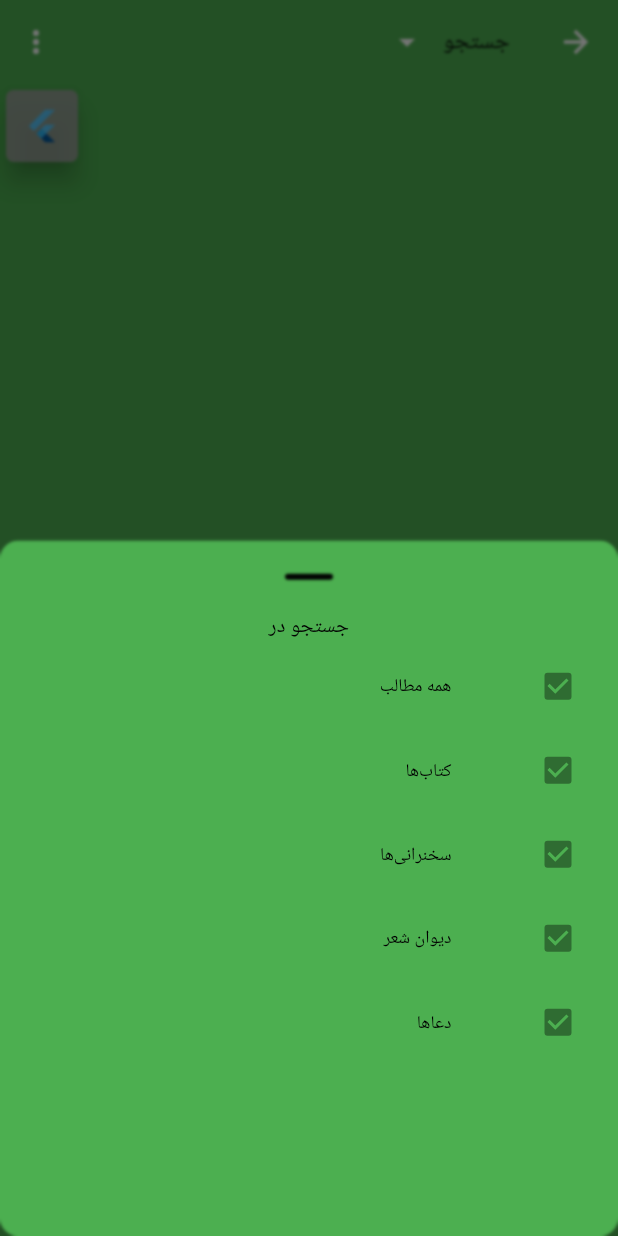
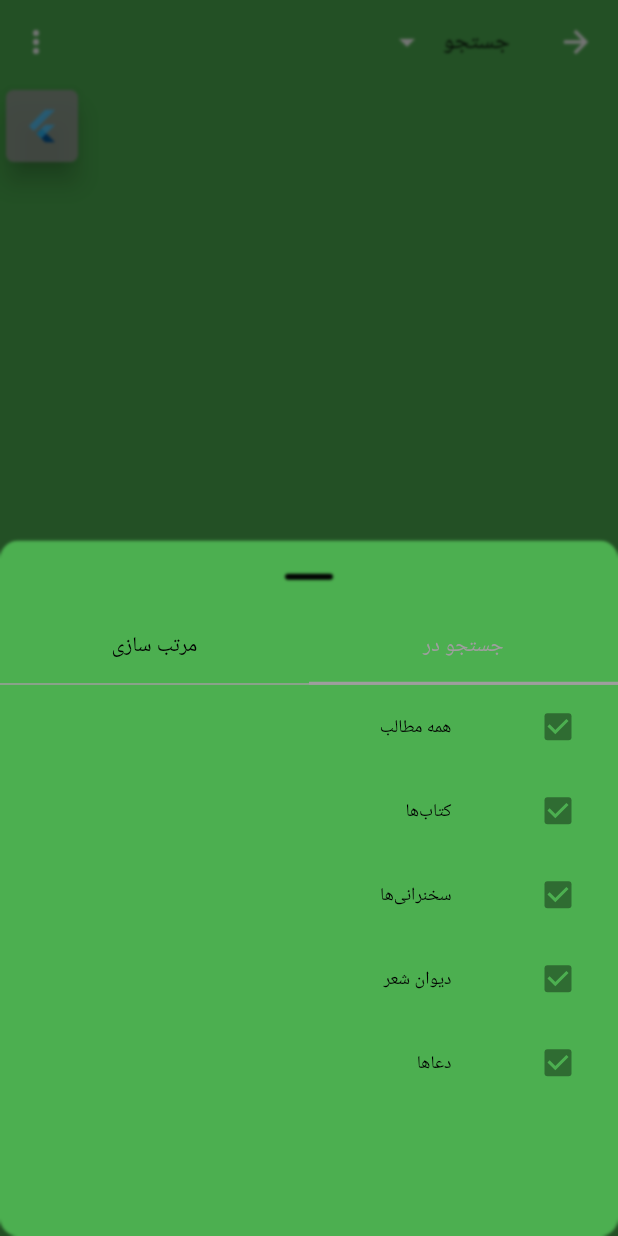
Before and after one commit to MohsenParsaMehr/untitled, a Flutter app: the Search screen opened by its route, after a tap on the "arrow drop down" icon, on a phone screen of 412 x 824 dp. Run offline on Flutter 3.47's test engine with Material 3 defaults, Android fonts, the light colour scheme and no system bars; our stand-ins replace cached_network_image, expandable_text, flutter_image_slideshow, just_audio, rxdart, sqflite; missing offline and left inert: audio_session, flutter_carousel_slider, flutter_inappwebview, media_kit, media_kit_video, persian_datetime_picker and 2 more; accounts and stored records are empty; generated files the repository leaves out were written again.

Commit message:
PWA added, web problem fixed+Tabs added

```diff
--- a/lib/l10n/app_ar.arb
+++ b/lib/l10n/app_ar.arb
@@ -35,6 +35,7 @@
   "prays": "ادعیه",
   "searchIn": "بحث فی",
   "selectLanguage": "Select Language",
+  "sortOptions": "Select Language",
   "@helloWorld": {
     "description": "The conventional newborn programmer greeting"
   }
--- a/lib/l10n/app_en.arb
+++ b/lib/l10n/app_en.arb
@@ -35,6 +35,7 @@
   "prays": "Prays",
   "selectLanguage": "Choose Language",
   "searchIn": "Search In",
+    "sortOptions": "Sort",
   "@helloWorld": {
     "description": "The conventional newborn programmer greeting"
   }
--- a/lib/l10n/app_fa.arb
+++ b/lib/l10n/app_fa.arb
@@ -34,5 +34,6 @@
   "allContent": "همه مطالب",
   "prays": "دعاها",
   "selectLanguage": "انتخاب زبان",
+  "sortOptions": "مرتب سازی",
   "searchIn": "جستجو در"
 }
--- a/lib/l10n/app_ps.arb
+++ b/lib/l10n/app_ps.arb
@@ -35,6 +35,7 @@
   "prays": "prays",
   "searchIn": "SearchIn",
   "selectLanguage": "Select Language",
+  "sortOptions": "Sort Options",
   "@helloWorld": {
     "description": "The conventional newborn programmer greeting"
   }
--- a/lib/screens/search.dart
+++ b/lib/screens/search.dart
@@ -43,7 +43,7 @@ class SearchWidgetState extends State<Search> {
             ),
             IconButton(
                 onPressed: () => BottomSheetPopUp.show(
-                    context, const SearchOptionsWidget(Key('Search_Options'))),
+                    context, SearchOptionsWidget(const Key('Search_Options'))),
                 icon: const Icon(Icons.arrow_drop_down))
           ]),
           actions: [
--- a/lib/widgets/book_selection.dart
+++ b/lib/widgets/book_selection.dart
@@ -41,7 +41,7 @@ class BookSelectionWidget extends StatelessWidget {
                   errorBuilder: (context, exception, stackTrace) {
                     return const Icon(Icons.error);
                   },
-                  "assets/images/${thumbs[index].captionImageUrl!}",
+                  "assets/images/${thumbs[index].captionImageUrl}",
                 ),
                 // CachedNetworkImage(
                 //   alignment: Alignment.topCenter,
--- a/lib/widgets/search_options_widget.dart
+++ b/lib/widgets/search_options_widget.dart
@@ -2,19 +2,59 @@ import 'package:flutter/cupertino.dart';
 import 'package:flutter/material.dart';
 import 'package:flutter_gen/gen_l10n/app_localizations.dart';
 
-class SearchOptionsWidget extends StatelessWidget {
-  const SearchOptionsWidget(Key key) : super(key: key);
+class SearchOptionsWidget extends StatefulWidget {
+  SearchOptionsWidget(Key key) : super(key: key);
+
+  @override
+  State<SearchOptionsWidget> createState() => _SearchOptionsWidgetState();
+}
+
+class _SearchOptionsWidgetState extends State<SearchOptionsWidget>
+    with SingleTickerProviderStateMixin {
+  late TabController _tabController;
+
+  @override
+  void initState() {
+    _tabController = TabController(length: 2, vsync: this);
+    super.initState();
+  }
+
+  @override
+  void dispose() {
+    _tabController.dispose();
+    super.dispose();
+  }
 
   @override
   Widget build(BuildContext context) {
-    return Column(children: [
-      Text(AppLocalizations.of(context)!.searchIn),
+    return DefaultTabController(
+        length: 2,
+        child: Column(children: [
+          TabBar(
+            //unselectedLabelColor: Colors.black,
+            //labelColor: Colors.red,
+            tabs: [
+              Tab(
+                text: AppLocalizations.of(context)!.searchIn,
+              ),
+              Tab(
+                text: AppLocalizations.of(context)!.sortOptions,
+              )
+            ],
+            controller: _tabController,
+            indicatorSize: TabBarIndicatorSize.tab,
+          ),
+          Expanded(
+            child: TabBarView(
+              controller: _tabController,
+              children: [
                 Expanded(
                     child: ListView(
                   scrollDirection: Axis.vertical,
                   children: [
                     ListTile(
-              leading: Checkbox(value: true, onChanged: (checked) => {}),
+                        leading:
+                            Checkbox(value: true, onChanged: (checked) => {}),
                         title: Expanded(
                             child: Row(children: [
                           const Icon(
@@ -29,7 +69,8 @@ class SearchOptionsWidget extends StatelessWidget {
                         ])),
                         onTap: () {}),
                     ListTile(
-              leading: Checkbox(value: true, onChanged: (checked) => {}),
+                        leading:
+                            Checkbox(value: true, onChanged: (checked) => {}),
                         title: Expanded(
                             child: Row(children: [
                           const Icon(
@@ -44,7 +85,8 @@ class SearchOptionsWidget extends StatelessWidget {
                         ])),
                         onTap: () {}),
                     ListTile(
-              leading: Checkbox(value: true, onChanged: (checked) => {}),
+                        leading:
+                            Checkbox(value: true, onChanged: (checked) => {}),
                         title: Expanded(
                             child: Row(children: [
                           const Icon(
@@ -59,7 +101,8 @@ class SearchOptionsWidget extends StatelessWidget {
                         ])),
                         onTap: () {}),
                     ListTile(
-              leading: Checkbox(value: true, onChanged: (checked) => {}),
+                        leading:
+                            Checkbox(value: true, onChanged: (checked) => {}),
                         title: Expanded(
                             child: Row(children: [
                           const Icon(
@@ -92,7 +135,11 @@ class SearchOptionsWidget extends StatelessWidget {
                         ])),
                         onTap: () {}),
                   ],
-      ))
-    ]);
+                )),
+                Text('Person')
+              ],
+            ),
+          ),
+        ]));
   }
 }
--- a/pubspec.yaml
+++ b/pubspec.yaml
@@ -57,6 +57,7 @@ dependencies:
   intl: any
   expandable_text: ^2.3.0
   flutter_inappwebview: any #^6.0.0
+  pwa_install: ^0.0.5
 
 dev_dependencies:
   flutter_test:
@@ -68,7 +69,7 @@ dev_dependencies:
   # activated in the `analysis_options.yaml` file located at the root of your
   # package. See that file for information about deactivating specific lint
   # rules and activating additional ones.
-  flutter_lints: any #^2.0.0
+  flutter_lints: ^2.0.0
 
 # For information on the generic Dart part of this file, see the
 # following page: https://dart.dev/tools/pub/pubspec
```
Also changed, not shown: lib/screens/home.dart (+24 -9 lines), pubspec.lock, 1 other file. Lines whose indentation alone changed are shown as unchanged.
